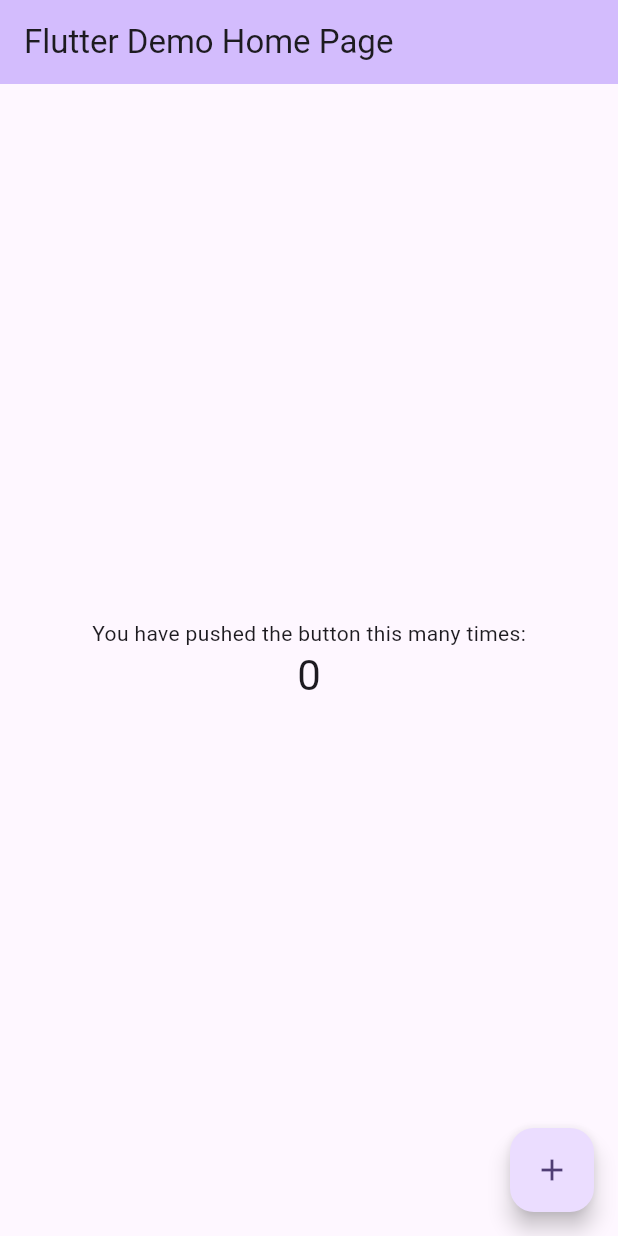
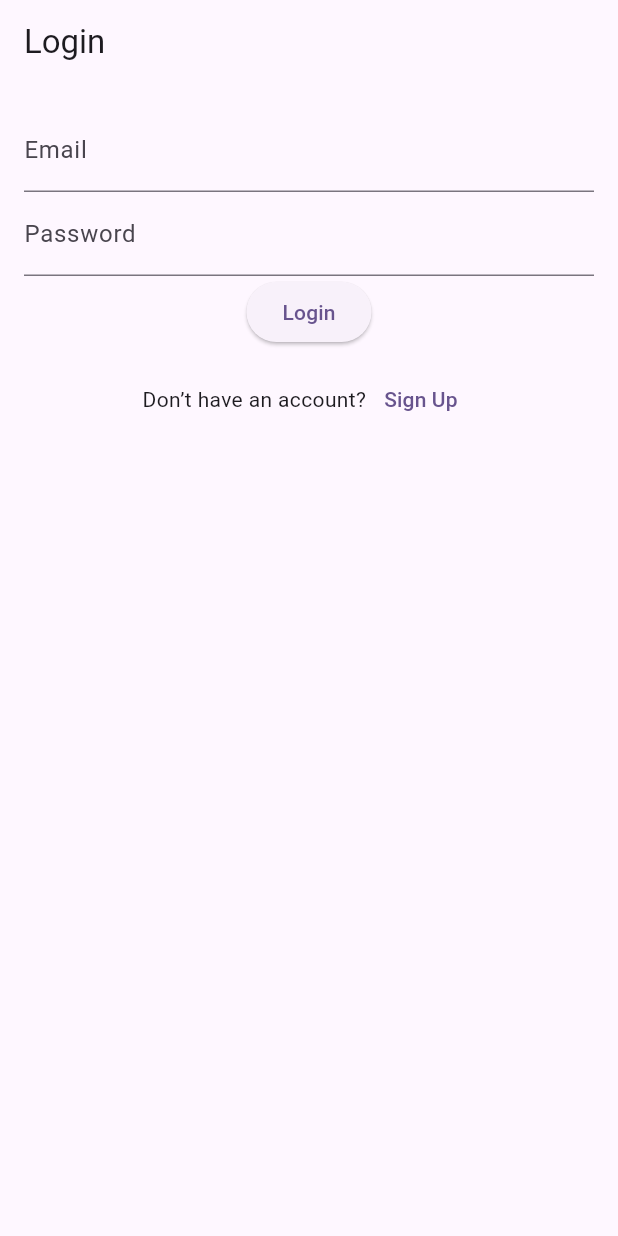
Before and after one commit to parvathi-developer/BudgetBee, a Flutter app: the screen it shows after launch, on a phone screen of 412 x 824 dp. Run offline on Flutter 3.47's test engine with Material 3 defaults, Android fonts, the phone set to English and light mode, and no system bars; our stand-ins replace cloud_firestore, firebase_auth, firebase_core, shared_preferences, sqflite; accounts and stored records are empty.

Commit message:
Login screen,Signup Screen and add transaction

```diff
--- /dev/null
+++ b/lib/auth/login_screen.dart
@@ -0,0 +1,90 @@
+import 'package:budget_bee/auth/signup_screen.dart';
+import 'package:budget_bee/screens/home_screen.dart';
+import 'package:firebase_auth/firebase_auth.dart';
+import 'package:flutter/material.dart';
+import 'package:shared_preferences/shared_preferences.dart';
+
+class LoginScreen extends StatefulWidget {
+  const LoginScreen({super.key});
+
+  @override
+  _LoginScreenState createState() => _LoginScreenState();
+}
+
+class _LoginScreenState extends State<LoginScreen> {
+  final _auth = FirebaseAuth.instance;
+  String email = "";
+  String password = "";
+  @override
+  Widget build(BuildContext context) {
+    return Scaffold(
+      appBar: AppBar(
+        title: const Text('Login'),
+      ),
+      body: Padding(
+        padding: const EdgeInsets.all(16.0),
+        child: Column(
+          children: [
+            TextField(
+              decoration: const InputDecoration(labelText: 'Email'),
+              onChanged: (value) => email = value,
+            ),
+            TextField(
+              decoration: const InputDecoration(labelText: 'Password'),
+              obscureText: true,
+              onChanged: (value) => password = value,
+            ),
+            ElevatedButton(onPressed: _login, child: const Text('Login')),
+            const SizedBox(
+              height: 10,
+            ),
+            Row(
+              mainAxisAlignment: MainAxisAlignment.center,
+              children: [
+                const Text('Don’t have an account?'),
+                TextButton(
+                  onPressed: () {
+                    // Navigate to the SignUp screen
+                    Navigator.push(
+                      context,
+                      MaterialPageRoute(builder: (context) => SignUpScreen()),
+                    );
+                  },
+                  child: const Text('Sign Up'),
+                ),
+              ],
+            ),
+          ],
+        ),
+      ),
+    );
+  }
+
+  Future<void> _login() async {
+    try {
+      // Firebase login
+      UserCredential userCredential = await _auth.signInWithEmailAndPassword(
+        email: email,
+        password: password,
+      );
+
+      if (userCredential.user != null) {
+        // If login is successful, save login state in SharedPreferences
+        SharedPreferences prefs = await SharedPreferences.getInstance();
+        await prefs.setBool('isLoggedIn', true);
+
+        // Navigate to home screen
+        Navigator.pushReplacement(
+          context,
+          MaterialPageRoute(builder: (context) => const HomeScreen()),
+        );
+      }
+    } catch (e) {
+      print("Login failed: $e");
+      // Handle login error
+      ScaffoldMessenger.of(context).showSnackBar(
+        SnackBar(content: Text("Login failed: ${e.toString()}")),
+      );
+    }
+  }
+}
--- a/lib/main.dart
+++ b/lib/main.dart
@@ -1,7 +1,26 @@
+import 'package:budget_bee/auth/splash_screen.dart';
+import 'package:budget_bee/services/database_service.dart';
+import 'package:firebase_core/firebase_core.dart';
 import 'package:flutter/material.dart';
+import 'package:provider/provider.dart';
+import 'auth/login_screen.dart';
+import 'provider/transaction_provider.dart';
 
-void main() {
-  runApp(const MyApp());
+void main() async {
+  WidgetsFlutterBinding.ensureInitialized(); // Ensure binding is initialized
+  await Firebase.initializeApp(); // Initialize Firebase
+
+  runApp(MultiProvider(
+    providers: [
+      Provider<DatabaseService>(
+        create: (context) => DatabaseService(),
+      ),
+      Provider<TransactionProvider>(
+        create: (context) => TransactionProvider(),
+      ),
+    ],
+    child: MyApp(),
+  ));
 }
 
 class MyApp extends StatelessWidget {
@@ -11,115 +30,12 @@
   @override
   Widget build(BuildContext context) {
     return MaterialApp(
-      title: 'Flutter Demo',
+      title: 'Personal Finance Tracker',
       theme: ThemeData(
-        // This is the theme of your application.
-        //
-        // TRY THIS: Try running your application with "flutter run". You'll see
-        // the application has a purple toolbar. Then, without quitting the app,
-        // try changing the seedColor in the colorScheme below to Colors.green
-        // and then invoke "hot reload" (save your changes or press the "hot
-        // reload" button in a Flutter-supported IDE, or press "r" if you used
-        // the command line to start the app).
-        //
-        // Notice that the counter didn't reset back to zero; the application
-        // state is not lost during the reload. To reset the state, use hot
-        // restart instead.
-        //
-        // This works for code too, not just values: Most code changes can be
-        // tested with just a hot reload.
         colorScheme: ColorScheme.fromSeed(seedColor: Colors.deepPurple),
         useMaterial3: true,
       ),
-      home: const MyHomePage(title: 'Flutter Demo Home Page'),
+      home: SplashScreen(),
     );
   }
 }
-
-class MyHomePage extends StatefulWidget {
-  const MyHomePage({super.key, required this.title});
-
-  // This widget is the home page of your application. It is stateful, meaning
-  // that it has a State object (defined below) that contains fields that affect
-  // how it looks.
-
-  // This class is the configuration for the state. It holds the values (in this
-  // case the title) provided by the parent (in this case the App widget) and
-  // used by the build method of the State. Fields in a Widget subclass are
-  // always marked "final".
-
-  final String title;
-
-  @override
-  State<MyHomePage> createState() => _MyHomePageState();
-}
-
-class _MyHomePageState extends State<MyHomePage> {
-  int _counter = 0;
-
-  void _incrementCounter() {
-    setState(() {
-      // This call to setState tells the Flutter framework that something has
-      // changed in this State, which causes it to rerun the build method below
-      // so that the display can reflect the updated values. If we changed
-      // _counter without calling setState(), then the build method would not be
-      // called again, and so nothing would appear to happen.
-      _counter++;
-    });
-  }
-
-  @override
-  Widget build(BuildContext context) {
-    // This method is rerun every time setState is called, for instance as done
-    // by the _incrementCounter method above.
-    //
-    // The Flutter framework has been optimized to make rerunning build methods
-    // fast, so that you can just rebuild anything that needs updating rather
-    // than having to individually change instances of widgets.
-    return Scaffold(
-      appBar: AppBar(
-        // TRY THIS: Try changing the color here to a specific color (to
-        // Colors.amber, perhaps?) and trigger a hot reload to see the AppBar
-        // change color while the other colors stay the same.
-        backgroundColor: Theme.of(context).colorScheme.inversePrimary,
-        // Here we take the value from the MyHomePage object that was created by
-        // the App.build method, and use it to set our appbar title.
-        title: Text(widget.title),
-      ),
-      body: Center(
-        // Center is a layout widget. It takes a single child and positions it
-        // in the middle of the parent.
-        child: Column(
-          // Column is also a layout widget. It takes a list of children and
-          // arranges them vertically. By default, it sizes itself to fit its
-          // children horizontally, and tries to be as tall as its parent.
-          //
-          // Column has various properties to control how it sizes itself and
-          // how it positions its children. Here we use mainAxisAlignment to
-          // center the children vertically; the main axis here is the vertical
-          // axis because Columns are vertical (the cross axis would be
-          // horizontal).
-          //
-          // TRY THIS: Invoke "debug painting" (choose the "Toggle Debug Paint"
-          // action in the IDE, or press "p" in the console), to see the
-          // wireframe for each widget.
-          mainAxisAlignment: MainAxisAlignment.center,
-          children: <Widget>[
-            const Text(
-              'You have pushed the button this many times:',
-            ),
-            Text(
-              '$_counter',
-              style: Theme.of(context).textTheme.headlineMedium,
-            ),
-          ],
-        ),
-      ),
-      floatingActionButton: FloatingActionButton(
-        onPressed: _incrementCounter,
-        tooltip: 'Increment',
-        child: const Icon(Icons.add),
-      ), // This trailing comma makes auto-formatting nicer for build methods.
-    );
-  }
-}
```
Also changed, not shown: lib/auth/signup_screen.dart (added, +100 -0 lines), lib/auth/splash_screen.dart (added, +47 -0 lines), lib/model/transaction_model.dart (added, +24 -0 lines), lib/provider/transaction_provider.dart (added, +27 -0 lines), lib/screens/add_transaction_screen.dart (added, +91 -0 lines), lib/screens/home_screen.dart (added, +55 -0 lines), lib/services/database_service.dart (added, +48 -0 lines), lib/widget/transaction_list.dart (added, +23 -0 lines), pubspec.yaml (+10 -0 lines), lib/services/graphql_service.dart (added), lib/widget/transaction_form.dart (added), pubspec.lock, 13 other files.
